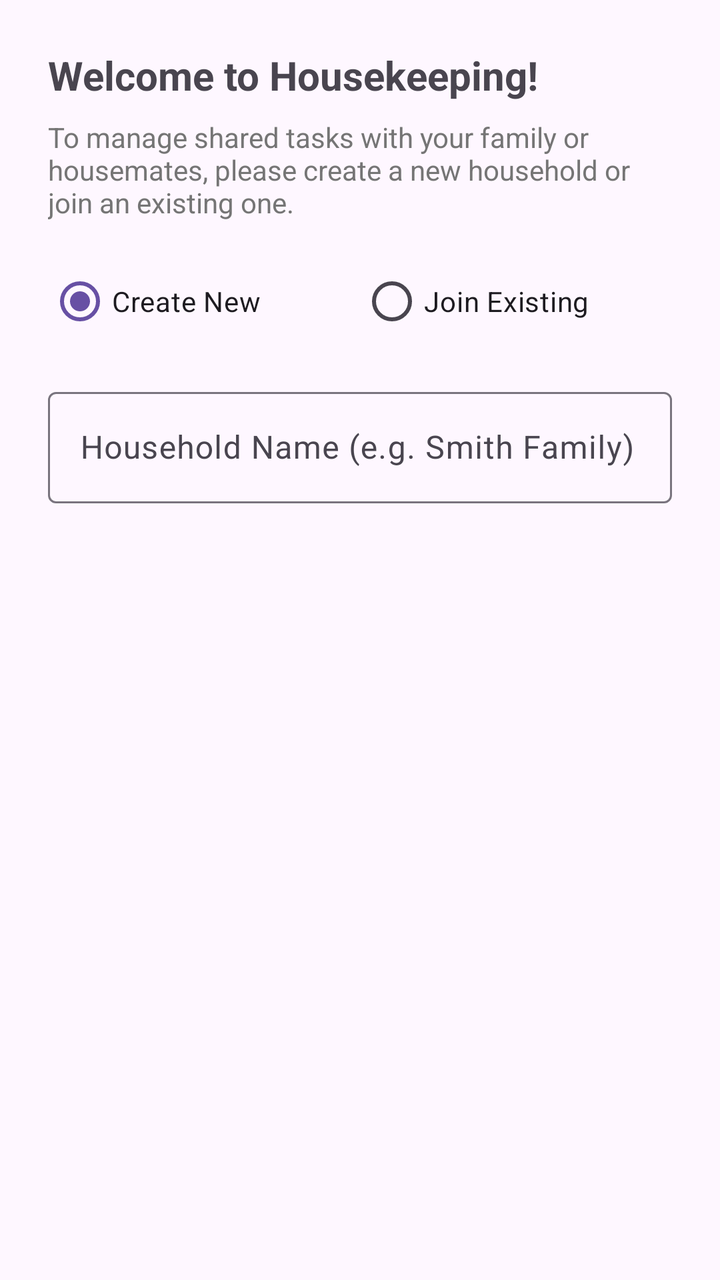
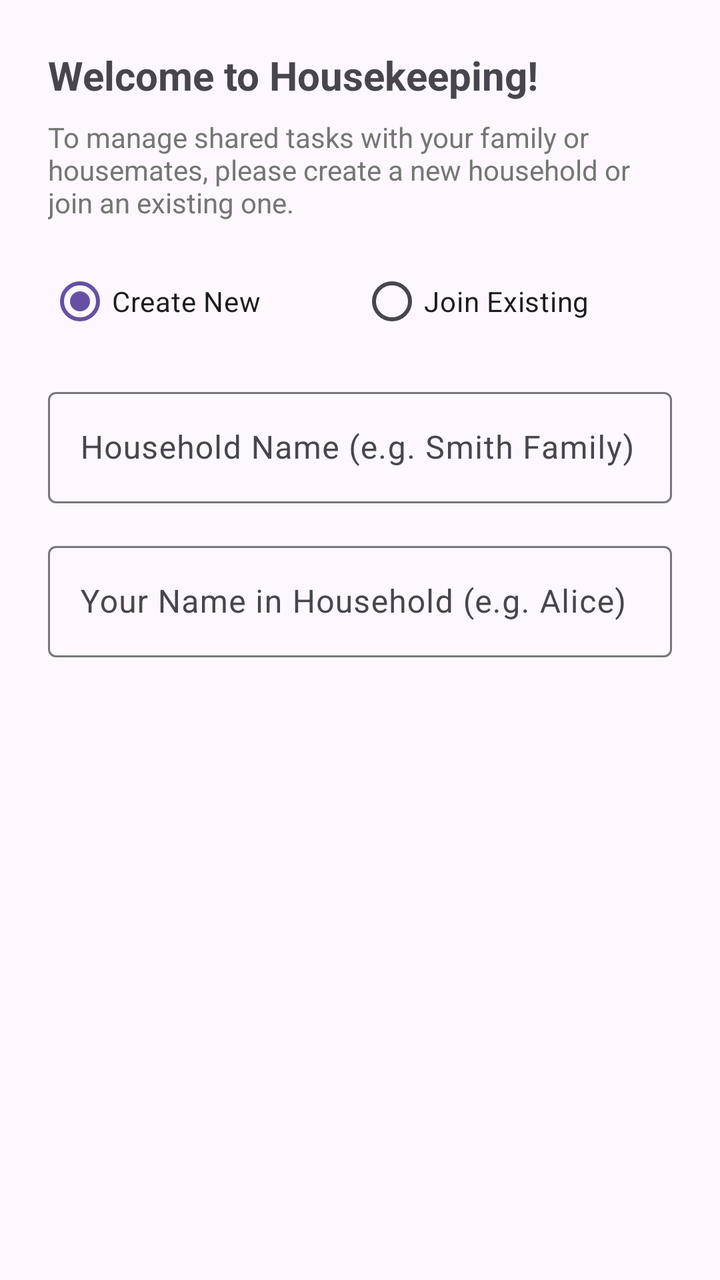

An Android layout rendered at two revisions. The XML below is the earlier revision; the diff shows what the commit changed to produce the second picture.
<!-- AndroidManifest.xml: application theme Theme.Housekeeping -->
<!-- res/layout/dialog_household_onboarding.xml -->
<?xml version="1.0" encoding="utf-8"?>
<LinearLayout xmlns:android="http://schemas.android.com/apk/res/android"
    xmlns:app="http://schemas.android.com/apk/res-auto"
    android:layout_width="match_parent"
    android:layout_height="wrap_content"
    android:orientation="vertical"
    android:padding="24dp">

    <TextView
        android:layout_width="wrap_content"
        android:layout_height="wrap_content"
        android:text="Welcome to Housekeeping!"
        android:textSize="20sp"
        android:textStyle="bold" />

    <TextView
        android:layout_width="wrap_content"
        android:layout_height="wrap_content"
        android:text="To manage shared tasks with your family or housemates, please create a new household or join an existing one."
        android:textSize="14sp"
        android:textColor="@color/text_secondary"
        android:layout_marginTop="8dp" />

    <RadioGroup
        android:id="@+id/radio_group_option"
        android:layout_width="match_parent"
        android:layout_height="wrap_content"
        android:orientation="horizontal"
        android:layout_marginTop="16dp">

        <RadioButton
            android:id="@+id/radio_create"
            android:layout_width="0dp"
            android:layout_height="wrap_content"
            android:layout_weight="1"
            android:text="Create New"
            android:checked="true" />

        <RadioButton
            android:id="@+id/radio_join"
            android:layout_width="0dp"
            android:layout_height="wrap_content"
            android:layout_weight="1"
            android:text="Join Existing" />
    </RadioGroup>

    <com.google.android.material.textfield.TextInputLayout
        android:id="@+id/input_layout_name"
        android:layout_width="match_parent"
        android:layout_height="wrap_content"
        android:layout_marginTop="16dp"
        android:hint="Household Name (e.g. Smith Family)">

        <com.google.android.material.textfield.TextInputEditText
            android:id="@+id/edit_household_name"
            android:layout_width="match_parent"
            android:layout_height="wrap_content"
            android:inputType="textCapWords" />
    </com.google.android.material.textfield.TextInputLayout>

    <com.google.android.material.textfield.TextInputLayout
        android:id="@+id/input_layout_code"
        android:layout_width="match_parent"
        android:layout_height="wrap_content"
        android:layout_marginTop="16dp"
        android:hint="Join Code (e.g. HK-8F3A)"
        android:visibility="gone">

        <com.google.android.material.textfield.TextInputEditText
            android:id="@+id/edit_join_code"
            android:layout_width="match_parent"
            android:layout_height="wrap_content"
            android:inputType="textCapCharacters" />
    </com.google.android.material.textfield.TextInputLayout>

</LinearLayout>
<!-- resources referenced by this layout -->
<resources>
  <color name="text_secondary">#757575</color>
  <style name="Theme.Housekeeping" parent="Theme.Material3.DayNight.NoActionBar">
          
      </style>
</resources>

<!-- the commit's change to res/layout/dialog_household_onboarding.xml (unified diff, before → after) -->
@@ -73,4 +73,18 @@
             android:inputType="textCapCharacters" />
     </com.google.android.material.textfield.TextInputLayout>
 
+    <com.google.android.material.textfield.TextInputLayout
+        android:id="@+id/input_layout_user_name"
+        android:layout_width="match_parent"
+        android:layout_height="wrap_content"
+        android:layout_marginTop="16dp"
+        android:hint="Your Name in Household (e.g. Alice)">
+
+        <com.google.android.material.textfield.TextInputEditText
+            android:id="@+id/edit_user_name"
+            android:layout_width="match_parent"
+            android:layout_height="wrap_content"
+            android:inputType="textCapWords" />
+    </com.google.android.material.textfield.TextInputLayout>
+
 </LinearLayout>
